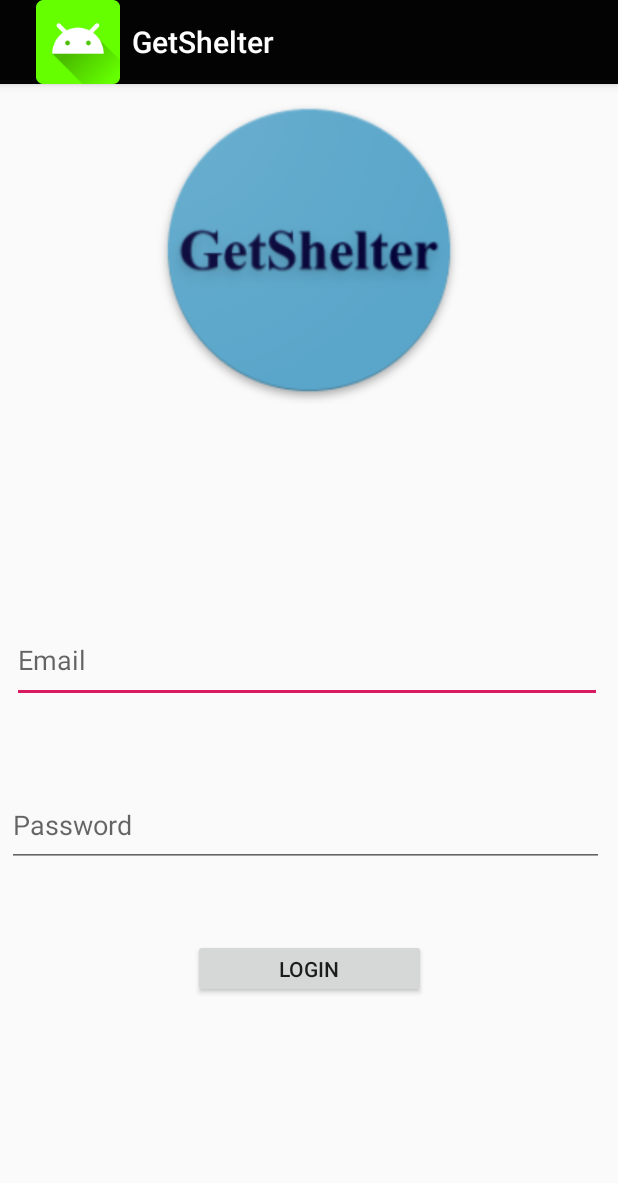
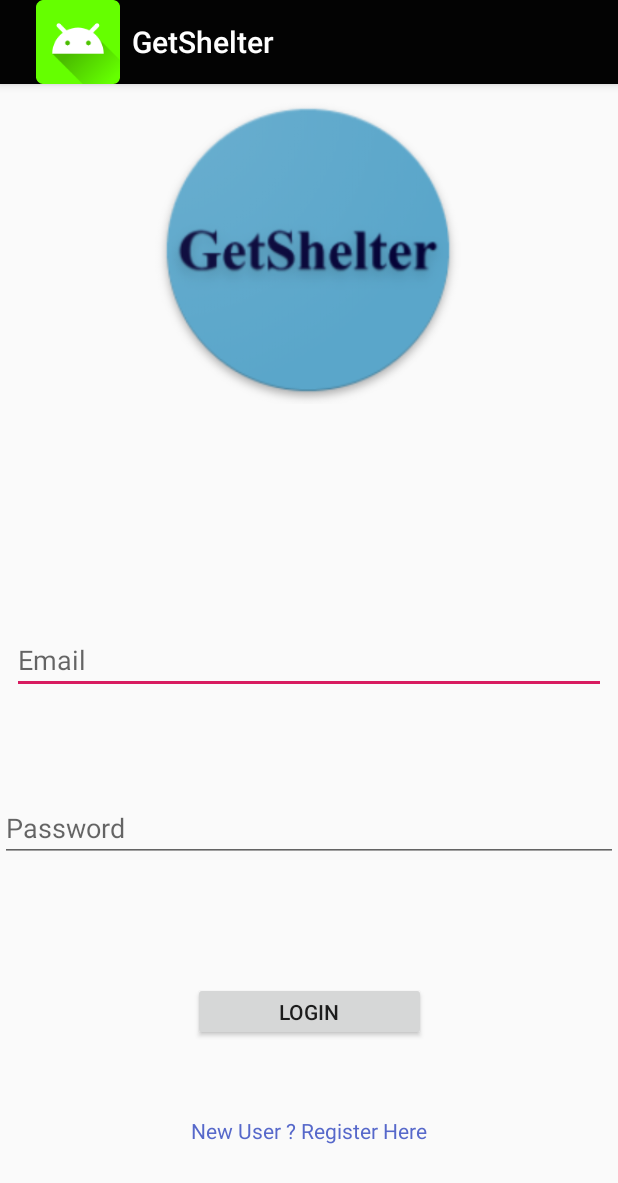
Before and after one commit to vinodbadgujar/GetShelter, an Android app: the Customer_Login screen opened directly, with no data from a screen before it, on a phone screen of 412 x 824 dp. Shown: the top 1183 px of the screen. Run offline under Robolectric (Android 15) with nearby library versions, the phone set to English and light mode, and no system bars; Roboto replaces fonts that are not available here.

Commit message:
correction of errors.......

```diff
--- a/app/src/main/res/layout/activity_customer__login.xml
+++ b/app/src/main/res/layout/activity_customer__login.xml
@@ -8,8 +8,8 @@
 
     <EditText
         android:id="@+id/editText"
-        android:layout_width="393dp"
-        android:layout_height="57dp"
+        android:layout_width="0dp"
+        android:layout_height="wrap_content"
         android:layout_marginStart="8dp"
         android:layout_marginLeft="8dp"
         android:layout_marginTop="8dp"
@@ -27,14 +27,14 @@
 
     <EditText
         android:id="@+id/editText2"
-        android:layout_width="398dp"
-        android:layout_height="55dp"
+        android:layout_width="0dp"
+        android:layout_height="wrap_content"
         android:ems="10"
         android:hint="Password"
         android:inputType="textPassword"
         app:layout_constraintBottom_toBottomOf="parent"
         app:layout_constraintEnd_toEndOf="parent"
-        app:layout_constraintHorizontal_bias="0.355"
+        app:layout_constraintHorizontal_bias="0.0"
         app:layout_constraintStart_toStartOf="parent"
         app:layout_constraintTop_toTopOf="@+id/imageView2"
         app:layout_constraintVertical_bias="0.651" />
@@ -49,12 +49,12 @@
         android:layout_marginEnd="8dp"
         android:layout_marginRight="8dp"
         android:layout_marginBottom="8dp"
-        app:layout_constraintBottom_toTopOf="@+id/login"
+        app:layout_constraintBottom_toBottomOf="parent"
         app:layout_constraintEnd_toEndOf="parent"
-        app:layout_constraintHorizontal_bias="0.497"
+        app:layout_constraintHorizontal_bias="0.492"
         app:layout_constraintStart_toStartOf="parent"
         app:layout_constraintTop_toTopOf="parent"
-        app:layout_constraintVertical_bias="1.0"
+        app:layout_constraintVertical_bias="0.0"
         app:srcCompat="@drawable/icon" />
 
     <Button
@@ -66,6 +66,22 @@
         app:layout_constraintEnd_toEndOf="parent"
         app:layout_constraintStart_toStartOf="parent"
         app:layout_constraintTop_toTopOf="@+id/imageView2"
-        app:layout_constraintVertical_bias="0.78" />
+        app:layout_constraintVertical_bias="0.82" />
 
+    <TextView
+        android:id="@+id/txt_view"
+        android:layout_width="wrap_content"
+        android:layout_height="wrap_content"
+        android:layout_marginStart="8dp"
+        android:layout_marginLeft="8dp"
+        android:layout_marginEnd="8dp"
+        android:layout_marginRight="8dp"
+        android:layout_marginBottom="8dp"
+        android:text="New User ? Register Here"
+        android:textColor="#5668CA"
+        app:layout_constraintBottom_toBottomOf="parent"
+        app:layout_constraintEnd_toEndOf="parent"
+        app:layout_constraintStart_toStartOf="parent"
+        app:layout_constraintTop_toTopOf="@+id/imageView2"
+        app:layout_constraintVertical_bias="0.928" />
 </android.support.constraint.ConstraintLayout>
--- a/app/src/main/res/layout/activity_home.xml
+++ b/app/src/main/res/layout/activity_home.xml
@@ -111,12 +111,12 @@
         android:layout_marginEnd="8dp"
         android:layout_marginRight="8dp"
         android:layout_marginBottom="8dp"
-        app:layout_constraintBottom_toTopOf="@+id/login"
+        app:layout_constraintBottom_toBottomOf="parent"
         app:layout_constraintEnd_toEndOf="parent"
-        app:layout_constraintHorizontal_bias="0.497"
+        app:layout_constraintHorizontal_bias="0.492"
         app:layout_constraintStart_toStartOf="parent"
         app:layout_constraintTop_toTopOf="parent"
-        app:layout_constraintVertical_bias="1.0"
+        app:layout_constraintVertical_bias="0.0"
         app:srcCompat="@drawable/icon" />
 
 </android.support.constraint.ConstraintLayout>
```
Also changed, not shown: app/src/main/res/layout/activity_owner__login.xml (+16 -11 lines).
